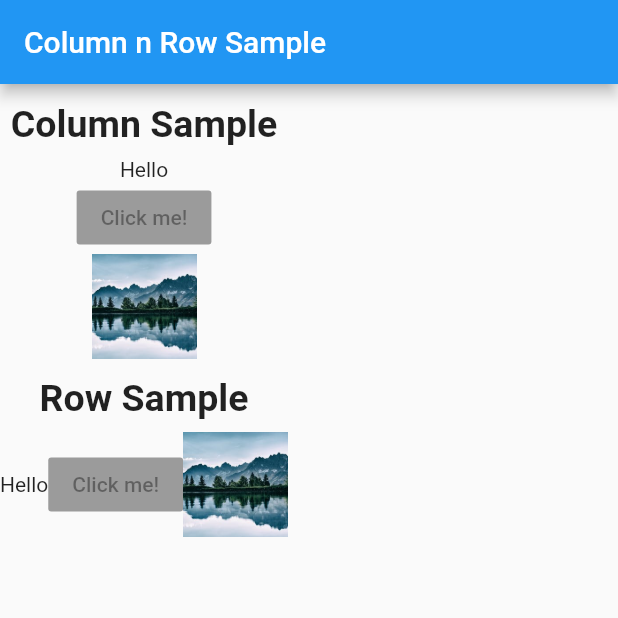
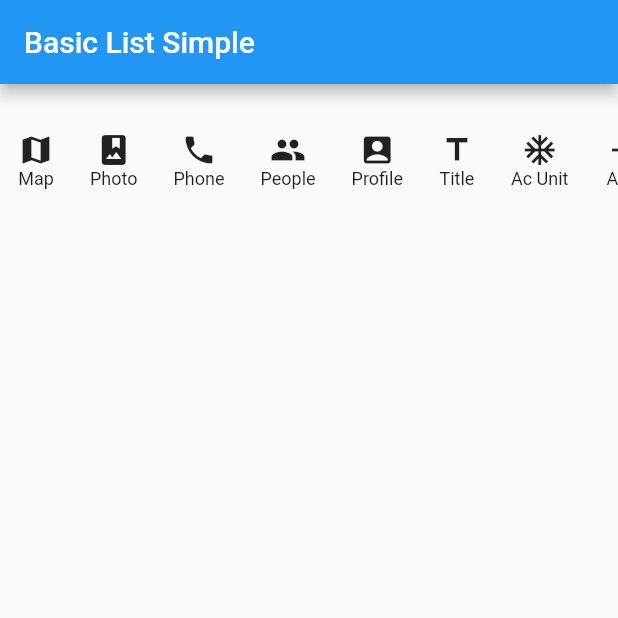
Before and after one commit to teddypangkat/flutter-basic-widget, a Flutter app: the screen it shows after launch, on a phone screen of 412 x 824 dp, the top half of it. Run offline on Flutter 3.47's test engine with Material 2 defaults, Android fonts, the phone set to English and light mode, and no system bars.

Commit message:
add List

```diff
--- /dev/null
+++ b/lib/basic_list_simple.dart
@@ -0,0 +1,37 @@
+import 'package:flutter/material.dart';
+
+class BasicListSample extends StatelessWidget {
+  @override
+  Widget build(BuildContext context) {
+    return MaterialApp(
+      home: Scaffold(
+          appBar: AppBar(
+            title: Text('Basic List Simple'),
+          ),
+          body: ListView(
+            children: <Widget>[
+              ListTile(
+                leading: Icon(Icons.map),
+                title: Text('Map'),
+                subtitle: Text('Map description'),
+              ),
+              ListTile(
+                leading: Icon(Icons.photo_album),
+                title: Text('Photo'),
+                subtitle: Text('Photo Album description'),
+              ),
+              ListTile(
+                leading: Icon(Icons.phone),
+                title: Text('Phone'),
+                subtitle: Text('Phone description'),
+              ),
+              ListTile(
+                leading: Icon(Icons.people),
+                title: Text('People'),
+                subtitle: Text('People description'),
+              )
+            ],
+          )),
+    );
+  }
+}
--- /dev/null
+++ b/lib/card_sample.dart
@@ -0,0 +1,22 @@
+import 'package:flutter/material.dart';
+
+class CardSample extends StatelessWidget {
+  @override
+  Widget build(BuildContext context) {
+    return MaterialApp(
+      home: Scaffold(
+        appBar: new AppBar(
+          title: Text('Card Sample'),
+        ),body: Card(
+        child: Column(
+          mainAxisSize: MainAxisSize.min,
+          children: <Widget>[
+            Image.asset('images/lake.jpeg'),
+            Text('Card Sample', style: TextStyle(fontSize: 20),)
+          ],
+        ),
+      ),
+      ),
+    );
+  }
+}
--- /dev/null
+++ b/lib/horizontal_list_simple.dart
@@ -0,0 +1,122 @@
+import 'package:flutter/material.dart';
+
+class HorizontalListSample extends StatelessWidget {
+  @override
+  Widget build(BuildContext context) {
+    return MaterialApp(
+      home: Scaffold(
+          appBar: AppBar(
+            title: Text('Basic List Simple'),
+          ),
+          body: Container(
+              padding: EdgeInsets.symmetric(vertical: 20),
+              height: 200,
+              child: ListView(
+                shrinkWrap: true,
+                scrollDirection: Axis.horizontal,
+                children: <Widget>[
+                  Container(padding: EdgeInsets.all(12),
+                      child: Column(
+                          mainAxisSize: MainAxisSize.min,
+                          children: <Widget>[
+                        Icon(Icons.map),
+                        Text(
+                          'Map',
+                          style: TextStyle(fontSize: 12),
+                        )
+                      ])),
+
+                  Container(padding: EdgeInsets.all(12),
+                      child: Column(
+                          mainAxisSize: MainAxisSize.min,
+                          children: <Widget>[
+                            Icon(Icons.photo_album),
+                            Text(
+                              'Photo',
+                              style: TextStyle(fontSize: 12),
+                            )
+                          ])),
+
+
+
+                  Container(padding: EdgeInsets.all(12),
+                      child: Column(
+                          mainAxisSize: MainAxisSize.min,
+                          children: <Widget>[
+                            Icon(Icons.phone),
+                            Text(
+                              'Phone',
+                              style: TextStyle(fontSize: 12),
+                            )
+                          ])),
+
+
+                  Container(padding: EdgeInsets.all(12),
+                      child: Column(
+                          mainAxisSize: MainAxisSize.min,
+                          children: <Widget>[
+                            Icon(Icons.people),
+                            Text(
+                              'People',
+                              style: TextStyle(fontSize: 12),
+                            )
+                          ])),
+
+
+                  Container(padding: EdgeInsets.all(12),
+                      child: Column(
+                          mainAxisSize: MainAxisSize.min,
+                          children: <Widget>[
+                            Icon(Icons.account_box),
+                            Text(
+                              'Profile',
+                              style: TextStyle(fontSize: 12),
+                            )
+                          ])),
+
+
+
+                  Container(padding: EdgeInsets.all(12),
+                      child: Column(
+                          mainAxisSize: MainAxisSize.min,
+                          children: <Widget>[
+                            Icon(Icons.title),
+                            Text(
+                              'Title',
+                              style: TextStyle(fontSize: 12),
+                            )
+                          ])),
+
+
+
+                  Container(padding: EdgeInsets.all(12),
+                      child: Column(
+                          mainAxisSize: MainAxisSize.min,
+                          children: <Widget>[
+                            Icon(Icons.ac_unit),
+                            Text(
+                              'Ac Unit',
+                              style: TextStyle(fontSize: 12),
+                            )
+                          ])),
+
+
+
+                  Container(padding: EdgeInsets.all(12),
+                      child: Column(
+                          mainAxisSize: MainAxisSize.min,
+                          children: <Widget>[
+                            Icon(Icons.add),
+                            Text(
+                              'Add',
+                              style: TextStyle(fontSize: 12),
+                            )
+                          ])),
+
+
+
+                ],
+              ))),
+    );
+  }
+}
--- a/lib/main.dart
+++ b/lib/main.dart
@@ -1,7 +1,11 @@
 import 'package:flutter/material.dart';
 import 'column_row_sample.dart';
+import 'form_validation_sample.dart';
+import 'card_sample.dart';
+import 'basic_list_simple.dart';
+import 'horizontal_list_simple.dart';
 
-void main() => runApp(ColumnnRow());
+void main() => runApp(HorizontalListSample());
 
 class MyApp extends StatelessWidget {
   // This widget is the root of your application.
```
